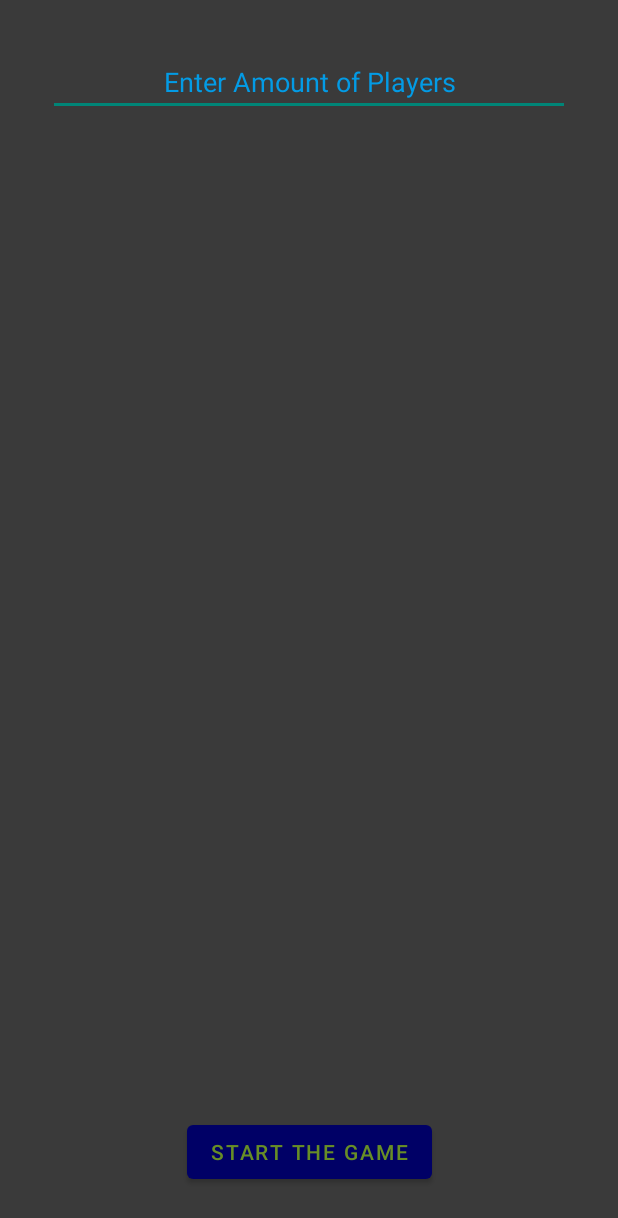
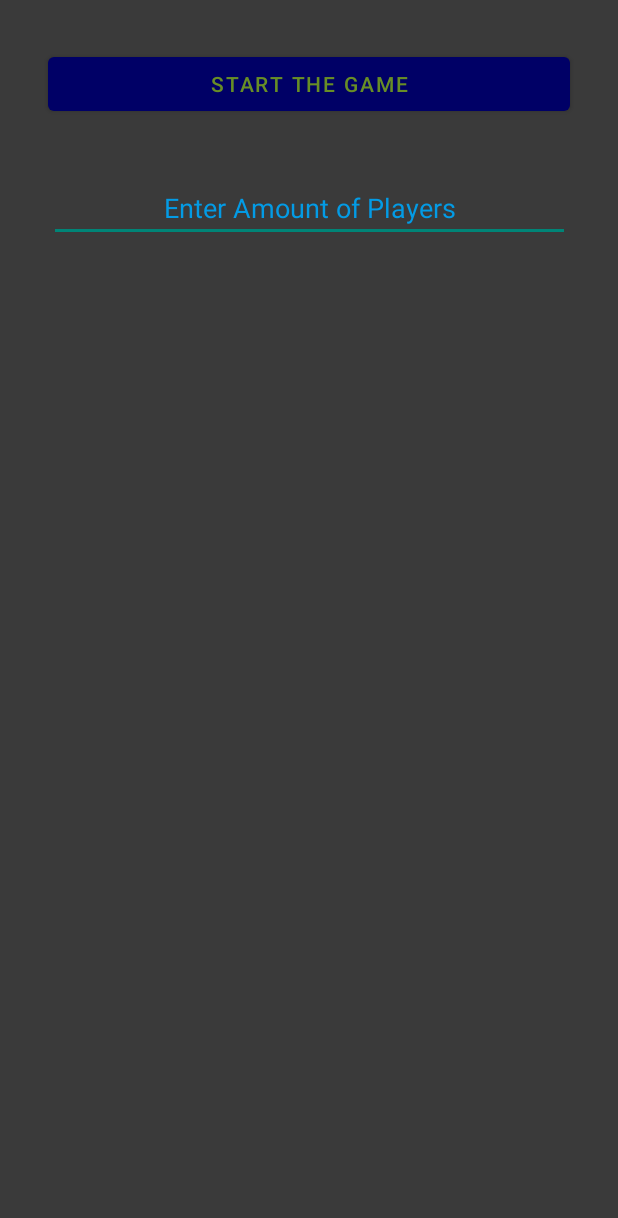
Before and after one commit to TheDonBase/NordicDrinking, an Android app: the LandingActivity screen opened directly, with no data from a screen before it, on a phone screen of 412 x 824 dp. Shown: the top 1218 px of the screen. Run offline under Robolectric (Android 15) with nearby library versions, the phone set to English and light mode, and no system bars.

Commit message:
Changed some looks

```diff
--- a/app/src/main/java/com/thedonbase/nordicdrinking/LandingActivity.java
+++ b/app/src/main/java/com/thedonbase/nordicdrinking/LandingActivity.java
@@ -34,14 +34,14 @@ public class LandingActivity extends AppCompatActivity {
 
         final EditText playerAmount = (EditText) findViewById(R.id.playerAmtText);
         playerAmount.setOnClickListener(new View.OnClickListener() {
-            @RequiresApi(api = Build.VERSION_CODES.JELLY_BEAN_MR1)
+            @RequiresApi(api = Build.VERSION_CODES.LOLLIPOP)
             @Override
             public void onClick(View v) {
                 if(TextUtils.isEmpty(playerAmount.getText()))
                 {
                     Toast.makeText(LandingActivity.this, "Please add the number of players!", Toast.LENGTH_SHORT).show();
                 }
-                if (addedTextBoxes == false) {
+                if (!addedTextBoxes) {
                     players = Integer.parseInt(playerAmount.getText().toString());
                     LinearLayout ll = (LinearLayout) findViewById(R.id.playerNamesLayout);
                     for (int i = 0; i < players; i++) {
@@ -49,7 +49,8 @@ public class LandingActivity extends AppCompatActivity {
                         LinearLayout.LayoutParams p = new LinearLayout.LayoutParams(ViewGroup.LayoutParams.MATCH_PARENT, ViewGroup.LayoutParams.WRAP_CONTENT);
                         et.setGravity(Gravity.CENTER);
                         et.setCompoundDrawablesWithIntrinsicBounds(R.drawable.person, 0, 0, 0);
-                        et.setHint("Name" + i);
+                        et.setBackground(getDrawable(R.drawable.custom_input));
+                        et.setHint("Player " + i);
                         et.setId(View.generateViewId());
                         et.setSingleLine(true);
                         et.setLayoutParams(p);
--- a/app/src/main/res/drawable/custom_input.xml
+++ b/app/src/main/res/drawable/custom_input.xml
@@ -3,7 +3,17 @@
 
     <item android:state_enabled="true" android:state_focused="true">
         <shape android:shape="rectangle">
+            <solid android:color="@android:color/white" />
+            <corners android:radius="10dp" />
+            <stroke android:color="@color/design_default_color_primary" />
+        </shape>
+    </item>
 
+    <item android:state_enabled="true">
+        <shape android:shape="rectangle">
+            <solid android:color="@android:color/white" />
+            <corners android:radius="10dp" />
+            <stroke android:color="@color/design_default_color_secondary" />
         </shape>
     </item>
 
--- a/app/src/main/res/drawable/person.xml
+++ b/app/src/main/res/drawable/person.xml
@@ -1,5 +1,10 @@
-<vector android:height="24dp" android:tint="#FFFFFF"
-    android:viewportHeight="24" android:viewportWidth="24"
-    android:width="24dp" xmlns:android="http://schemas.android.com/apk/res/android">
-    <path android:fillColor="@android:color/white" android:pathData="M12,12c2.21,0 4,-1.79 4,-4s-1.79,-4 -4,-4 -4,1.79 -4,4 1.79,4 4,4zM12,14c-2.67,0 -8,1.34 -8,4v2h16v-2c0,-2.66 -5.33,-4 -8,-4z"/>
+<vector xmlns:android="http://schemas.android.com/apk/res/android"
+    android:width="24dp"
+    android:height="24dp"
+    android:viewportWidth="24"
+    android:viewportHeight="24"
+    android:tint="?attr/colorControlNormal">
+  <path
+      android:fillColor="@android:color/white"
+      android:pathData="M12,12c2.21,0 4,-1.79 4,-4s-1.79,-4 -4,-4 -4,1.79 -4,4 1.79,4 4,4zM12,14c-2.67,0 -8,1.34 -8,4v2h16v-2c0,-2.66 -5.33,-4 -8,-4z"/>
 </vector>
--- a/app/src/main/res/layout/activity_landing.xml
+++ b/app/src/main/res/layout/activity_landing.xml
@@ -10,13 +10,9 @@
 
     <EditText
         android:id="@+id/playerAmtText"
-        android:layout_width="0dp"
+        android:layout_width="347dp"
         android:layout_height="wrap_content"
-        android:layout_marginStart="32dp"
-        android:layout_marginLeft="32dp"
-        android:layout_marginTop="32dp"
-        android:layout_marginEnd="32dp"
-        android:layout_marginRight="32dp"
+        android:layout_marginTop="36dp"
         android:autofillHints=""
         android:ems="10"
         android:gravity="center"
@@ -26,9 +22,8 @@
         android:textColor="@color/light_blue_A200"
         android:textColorHint="@color/light_blue_600"
         app:layout_constraintEnd_toEndOf="parent"
-        app:layout_constraintHorizontal_bias="0.0"
         app:layout_constraintStart_toStartOf="parent"
-        app:layout_constraintTop_toTopOf="parent" />
+        app:layout_constraintTop_toBottomOf="@+id/startGameBtn" />
 
     <LinearLayout
         android:id="@+id/playerNamesLayout"
@@ -45,13 +40,18 @@
 
     <Button
         android:id="@+id/startGameBtn"
-        android:layout_width="wrap_content"
+        android:layout_width="match_parent"
         android:layout_height="wrap_content"
-        android:layout_marginBottom="32dp"
+        android:layout_marginStart="32dp"
+        android:layout_marginLeft="32dp"
+        android:layout_marginTop="32dp"
+        android:layout_marginEnd="32dp"
+        android:layout_marginRight="32dp"
         android:text="@string/start_the_game"
         android:textColor="@color/olive_drab_3"
         app:backgroundTint="@color/dark_blue"
-        app:layout_constraintBottom_toBottomOf="parent"
         app:layout_constraintEnd_toEndOf="parent"
-        app:layout_constraintStart_toStartOf="parent" />
+        app:layout_constraintStart_toStartOf="parent"
+        app:layout_constraintTop_toTopOf="parent" />
+
 </androidx.constraintlayout.widget.ConstraintLayout>
```
